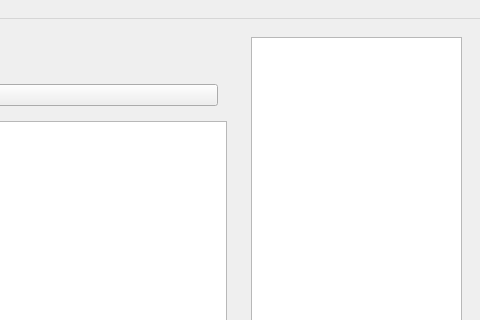
This is rqt_mission_planner/resource/mainwindow.ui in sonia-auv/rqt_sonia_plugins as Qt 5 draws it before an edit; both pictures show x 581 to 1061 and y 0 to 320 of the 1061 by 749 pixel window. The edited form follows.
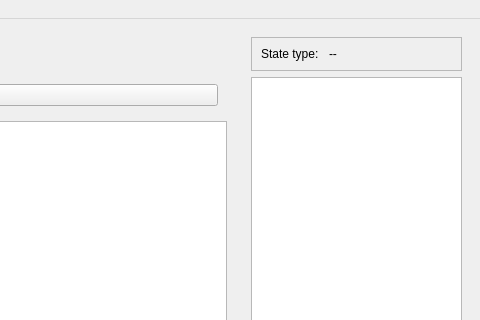
This is the edited form. The open tabs and pages were chosen to show the change.

Commit message: Add folowing feature : Show state type Open state in editor Push state code to CM refresh state list fix state name text alignement

```diff
--- a/rqt_mission_planner/resource/mainwindow.ui
+++ b/rqt_mission_planner/resource/mainwindow.ui
@@ -661,6 +661,44 @@
        </sizepolicy>
       </property>
       <layout class="QVBoxLayout" name="verticalLayout_4">
+       <item>
+        <widget class="QFrame" name="frame">
+         <property name="frameShape">
+          <enum>QFrame::StyledPanel</enum>
+         </property>
+         <property name="frameShadow">
+          <enum>QFrame::Raised</enum>
+         </property>
+         <layout class="QHBoxLayout" name="horizontalLayout_9">
+          <item>
+           <widget class="QLabel" name="label_6">
+            <property name="sizePolicy">
+             <sizepolicy hsizetype="Preferred" vsizetype="Preferred">
+              <horstretch>1</horstretch>
+              <verstretch>0</verstretch>
+             </sizepolicy>
+            </property>
+            <property name="text">
+             <string>State type:</string>
+            </property>
+           </widget>
+          </item>
+          <item>
+           <widget class="QLabel" name="state_type_label">
+            <property name="sizePolicy">
+             <sizepolicy hsizetype="Preferred" vsizetype="Preferred">
+              <horstretch>2</horstretch>
+              <verstretch>0</verstretch>
+             </sizepolicy>
+            </property>
+            <property name="text">
+             <string>--</string>
+            </property>
+           </widget>
+          </item>
+         </layout>
+        </widget>
+       </item>
        <item>
         <widget class="QTableView" name="property_table">
          <property name="editTriggers">
```
Left out of the diff: 9 changed lines with no effect on the pictures. The commit also changes 4 other files.
